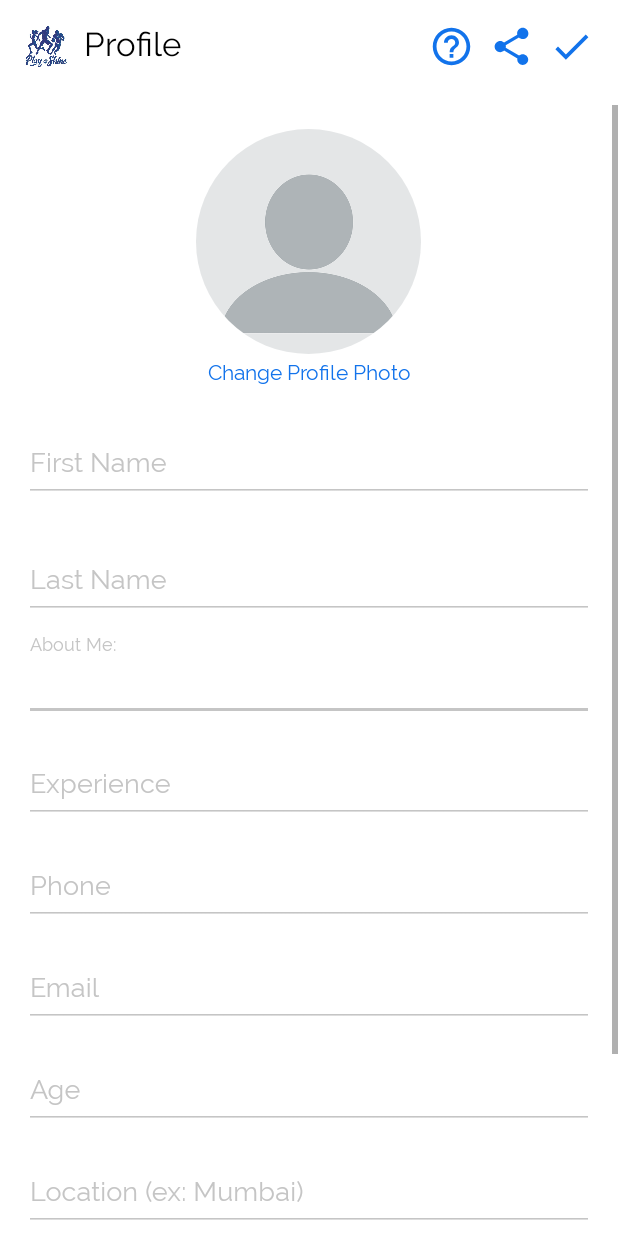
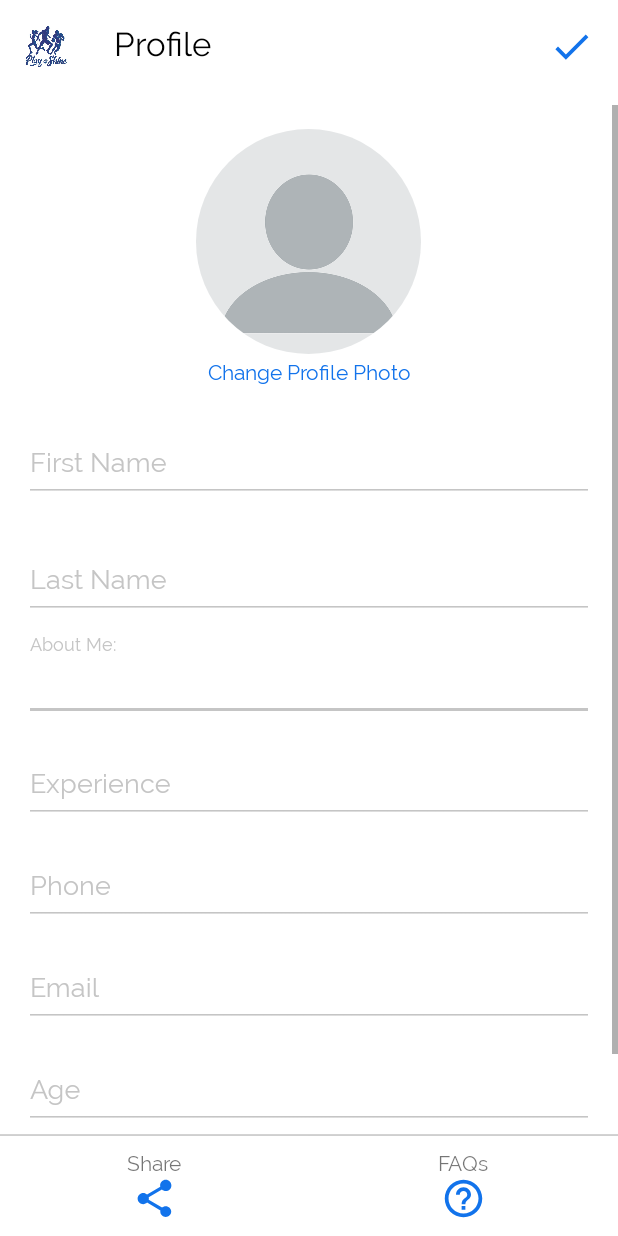
Before and after one commit to varundutia/PlayAndShine, an Android app: the EditProfile screen opened directly, with no data from a screen before it, on a phone screen of 412 x 824 dp. Run offline under Robolectric (Android 15) with nearby library versions, the phone set to English and light mode, and no system bars; our stand-ins replace CircleImageView, Firebase (no records; nobody signed in at launch, a user with empty details on screens opened directly); libraries missing offline, so code that uses them is left out: com.theartofdev.edmodo, io.paperdb; pictures from the network do not load; 15 statements that could not run were skipped.

Commit message:
Edit Profile UI
Footer Navigation

```diff
--- a/app/src/main/res/layout/activity_edit_profile.xml
+++ b/app/src/main/res/layout/activity_edit_profile.xml
@@ -31,7 +31,7 @@
             android:textColor="#000"
             android:textSize="22dp"
             android:layout_centerVertical="true"
-            android:layout_marginLeft="10dp"
+            android:layout_marginLeft="@dimen/icon_width"
             android:layout_toLeftOf="@+id/buttonSaveIcon"
             android:layout_toRightOf="@+id/buttonBack"
             />
@@ -49,6 +49,7 @@
             android:layout_height="@dimen/icon_height"
             android:id="@+id/buttonShare"
             android:onClick="shareApp"
+            android:visibility="gone"
             android:elevation="50dp"
             android:layout_marginRight="10dp"
             android:layout_centerVertical="true"
@@ -60,6 +61,7 @@
             android:layout_height="@dimen/icon_height"
             android:id="@+id/buttonHelp"
             android:onClick="helpClicked"
+            android:visibility="gone"
             android:elevation="50dp"
             android:layout_centerVertical="true"
             android:layout_marginRight="10dp"
@@ -321,4 +323,83 @@
 
         </LinearLayout>
     </ScrollView>
+
+    <LinearLayout
+        android:id="@+id/navigation_footer_profile"
+        android:layout_width="match_parent"
+        android:layout_height="wrap_content"
+        android:layout_alignParentBottom="true"
+        android:background="@color/LightGrey"
+        android:orientation="horizontal">
+
+        <androidx.cardview.widget.CardView
+            android:id="@+id/navigation_share_profile"
+            android:layout_width="match_parent"
+            android:layout_height="wrap_content"
+            android:layout_weight="1"
+            android:onClick="shareApp"
+            app:cardCornerRadius="0dp"
+            android:background="@color/white"
+            android:layout_marginTop="1dp">
+
+            <RelativeLayout
+                android:layout_width="match_parent"
+                android:layout_height="wrap_content"
+                android:layout_margin="10dp">
+
+                <TextView
+                    android:id="@+id/share_text"
+                    android:layout_width="wrap_content"
+                    android:layout_height="wrap_content"
+                    android:layout_centerHorizontal="true"
+                    android:text="Share"></TextView>
+
+                <ImageView
+                    android:id="@+id/nav_share_image"
+                    android:layout_width="@dimen/icon_width"
+                    android:layout_height="@dimen/icon_height"
+                    android:layout_below="@id/share_text"
+                    android:layout_centerInParent="true"
+                    android:src="@drawable/ic_share"/>
+
+            </RelativeLayout>
+
+        </androidx.cardview.widget.CardView>
+
+        <androidx.cardview.widget.CardView
+            android:id="@+id/navigation_faqs_prof"
+            android:layout_width="match_parent"
+            android:layout_height="wrap_content"
+            android:layout_weight="1"
+            android:onClick="helpClicked"
+            app:cardCornerRadius="0dp"
+            android:background="@color/white"
+            android:layout_marginTop="1dp">
+
+            <RelativeLayout
+                android:layout_width="match_parent"
+                android:layout_height="wrap_content"
+                android:layout_margin="10dp">
+
+                <TextView
+                    android:id="@+id/faqs_text_prof"
+                    android:layout_width="wrap_content"
+                    android:layout_height="wrap_content"
+                    android:layout_centerHorizontal="true"
+                    android:text="FAQs"></TextView>
+
+                <ImageView
+                    android:id="@+id/nav_faqs_image_prof"
+                    android:layout_width="@dimen/icon_width"
+                    android:layout_height="@dimen/icon_height"
+                    android:layout_below="@id/faqs_text_prof"
+                    android:layout_centerInParent="true"
+                    android:src="@drawable/ic_help"/>
+
+            </RelativeLayout>
+
+        </androidx.cardview.widget.CardView>
+
+    </LinearLayout>
+
 </RelativeLayout>
```
